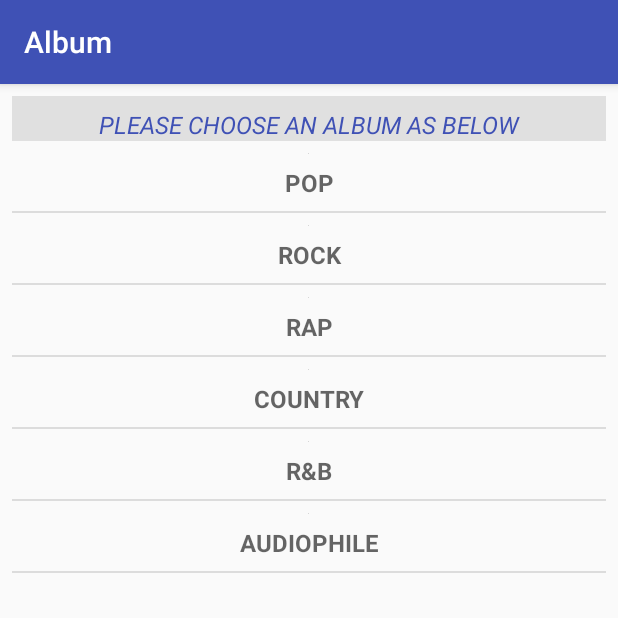
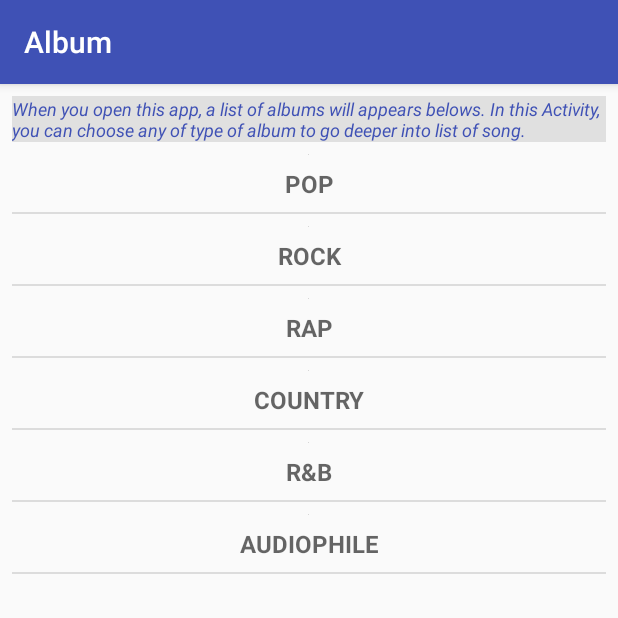
Before and after one commit to TienVNguyen/MusicPandoraProject, an Android app: the screen it shows after launch (AlbumsActivity), on a phone screen of 412 x 824 dp, the top half of it. Run offline under Robolectric (Android 15) with nearby library versions, the phone set to English and light mode, and no system bars; our stand-ins replace ButterKnife, Picasso; plain views replace workinfo; pictures from the network do not load.

Commit message:
Updated App
- Update layout for more details.

```diff
--- a/app/src/main/java/com/training/tiennguyen/musicpandora/SongsActivity.java
+++ b/app/src/main/java/com/training/tiennguyen/musicpandora/SongsActivity.java
@@ -37,7 +37,7 @@ public class SongsActivity extends AppCompatActivity {
     protected TextView txtSongsDescribe;
     @Bind(R.id.lv_songs)
     protected ListView lvSongs;
-    @BindString(R.string.txt_song_choose)
+    @BindString(R.string.txt_song_description)
     protected String existSongs;
     @BindString(R.string.txt_no_song)
     protected String noSong;
--- a/app/src/main/res/layout/activity_albums.xml
+++ b/app/src/main/res/layout/activity_albums.xml
@@ -19,11 +19,8 @@
         android:orientation="vertical">
 
         <TextView
-            style="@style/TextViewBasic"
-            android:text="@string/txt_album_choose"
-            android:textAllCaps="true"
-            android:textColor="@color/colorPrimary"
-            android:textStyle="italic" />
+            style="@style/TextViewDescription"
+            android:text="@string/txt_album_description" />
     </LinearLayout>
 
     <ListView
--- a/app/src/main/res/values/strings.xml
+++ b/app/src/main/res/values/strings.xml
@@ -8,11 +8,12 @@
 <resources>
     <string name="app_name">Music Pandora</string>
     <string name="txt_album">Album</string>
-    <string name="txt_album_choose">Please choose an Album as below</string>
+    <string name="txt_album_description">When you open this app, a list of albums will appears belows. In this Activity, you can choose any of type of album to go deeper into list of song.</string>
     <string name="txt_song">Song</string>
-    <string name="txt_song_choose">Please choose an Song as below</string>
+    <string name="txt_song_description">After you picked an album, a list of songs will appears belows. In this Activity, you can choose any of type of songs to go deeper into that song\'s details. If there is no song at the moment, a text will shown to acknowledge you about this.</string>
     <string name="txt_no_song">No Song</string>
     <string name="img_describe">Image</string>
     <string name="txt_1_song_link">Link</string>
     <string name="txt_details_title">Song\'s Detail</string>
+    <string name="txt_txt_song_details_description">After you opened a specific song, a details page will appear. In this Activity, you can see a clearer information of song. And there is a link for go into the website. By the way, if that song\'s media is ready, it will be loaded automatically.</string>
 </resources>
--- a/app/src/main/res/values/styles.xml
+++ b/app/src/main/res/values/styles.xml
@@ -48,6 +48,13 @@
         <item name="android:gravity">center</item>
     </style>
 
+    <style name="TextViewDescription" parent="TextAppearance.AppCompat.Caption">
+        <item name="android:layout_width">match_parent</item>
+        <item name="android:layout_height">wrap_content</item>
+        <item name="android:textStyle">italic</item>
+        <item name="android:textColor">@color/colorPrimary</item>
+    </style>
+
     <style name="TextViewForRelativeLayout" parent="TextAppearance.AppCompat.Caption">
         <item name="android:layout_width">match_parent</item>
         <item name="android:layout_height">wrap_content</item>
```
Also changed, not shown: app/src/main/res/layout/activity_songs.xml (+2 -5 lines), app/src/main/res/layout/activity_songs_details.xml (+8 -0 lines), 2 other files.
